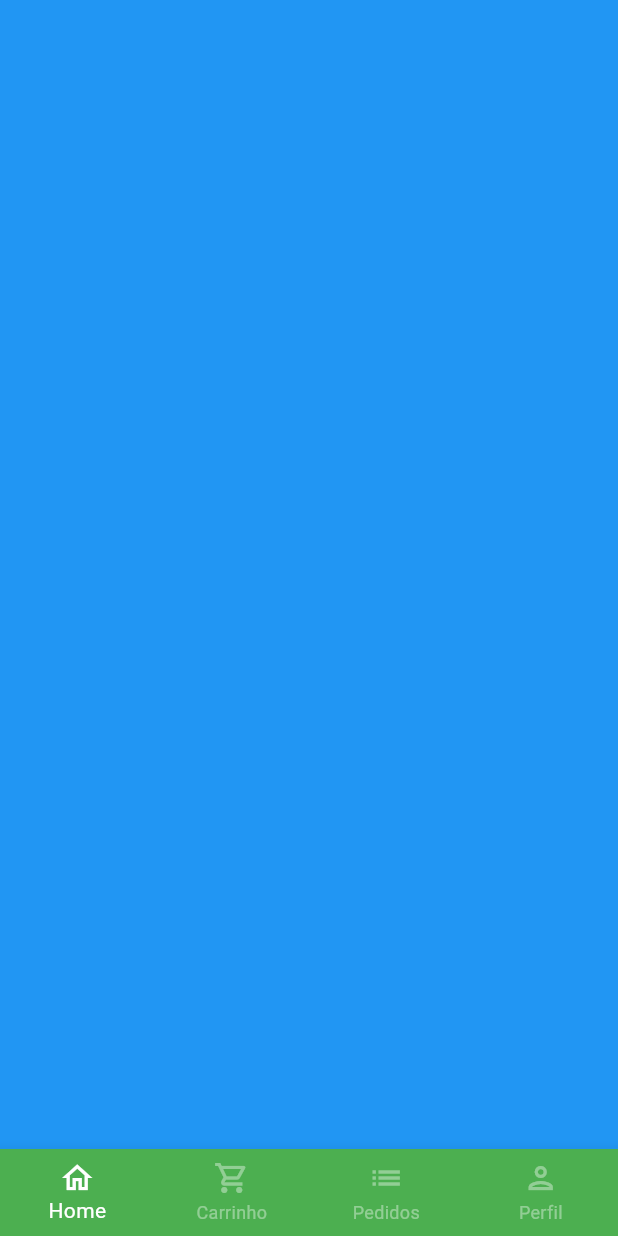
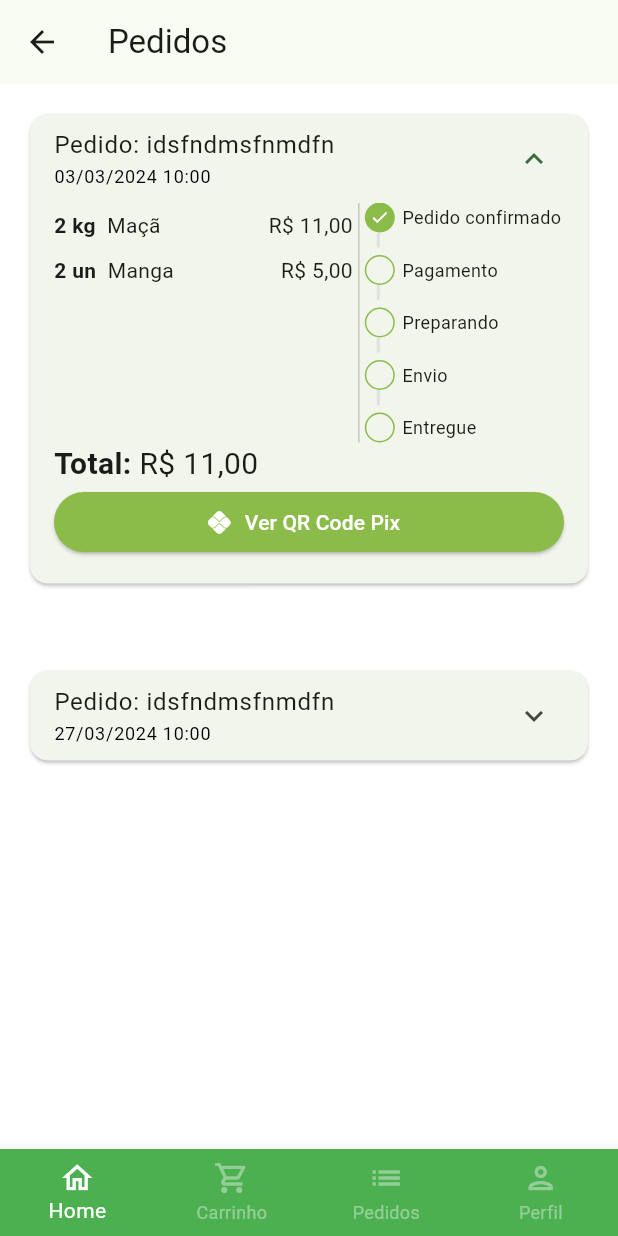
Before and after one commit to michelgm/GreenGrocer, a Flutter app: the BaseScreen screen opened directly, swiped to page 3, on a phone screen of 412 x 824 dp. Run offline on Flutter 3.47's test engine with Material 2 defaults, Android fonts, the phone set to English and light mode, and no system bars; our stand-ins replace animated_text_kit, mask_text_input_formatter, qr_flutter.

Commit message:
Orders Screen

```diff
--- a/lib/src/config/app_data.dart
+++ b/lib/src/config/app_data.dart
@@ -1,6 +1,7 @@
 import 'package:greengrocer/src/models/item_model.dart';
 
 import '../models/cart_item_model.dart';
+import '../models/order_model.dart';
 import '../models/user_model.dart';
 
 ItemModel apple = ItemModel(
@@ -97,3 +98,41 @@ UserModel user = UserModel(
   cpf: '3432423434',
   password: 'vfdvmkfodmvi',
 );
+
+List<OrderModel> orders = [
+  // Pedido 1
+  OrderModel(
+    copyAndPaste: 'qwuhjdbnjwen',
+    createDateTime: DateTime.parse('2024-03-03 10:00:00.456'),
+    overdueDateTime: DateTime.parse('2024-04-03 11:00:00.456'),
+    id: 'idsfndmsfnmdfn',
+    status: 'pending_payment',
+    total: 11,
+    items: [
+      CartItemModel(
+        item: apple,
+        quantity: 2,
+      ),
+      CartItemModel(
+        item: mango,
+        quantity: 2,
+      ),
+    ],
+  ),
+
+  // Pedido 2
+  OrderModel(
+    copyAndPaste: 'qwuhjdbnjwen',
+    createDateTime: DateTime.parse('2024-03-27 10:00:00.456'),
+    overdueDateTime: DateTime.parse('2024-04-03 11:00:00.456'),
+    id: 'idsfndmsfnmdfn',
+    status: 'delivered',
+    total: 11,
+    items: [
+      CartItemModel(
+        item: guava,
+        quantity: 3,
+      ),
+    ],
+  ),
+];
--- /dev/null
+++ b/lib/src/models/order_model.dart
@@ -0,0 +1,21 @@
+import 'package:greengrocer/src/models/cart_item_model.dart';
+
+class OrderModel {
+  String id;
+  DateTime createDateTime;
+  DateTime overdueDateTime;
+  List<CartItemModel> items;
+  String status;
+  String copyAndPaste;
+  double total;
+
+  OrderModel({
+    required this.copyAndPaste,
+    required this.createDateTime,
+    required this.id,
+    required this.items,
+    required this.overdueDateTime,
+    required this.status,
+    required this.total,
+  });
+}
--- a/lib/src/pages/base/base_screen.dart
+++ b/lib/src/pages/base/base_screen.dart
@@ -1,6 +1,7 @@
 import 'package:flutter/material.dart';
 import 'package:greengrocer/src/pages/cart/cart_tab.dart';
 import 'package:greengrocer/src/pages/home/home_tab.dart';
+import 'package:greengrocer/src/pages/orders/orders_tab.dart';
 import 'package:greengrocer/src/pages/profile/profile_tab.dart';
 
 class BaseScreen extends StatefulWidget {
@@ -20,11 +21,11 @@ class _BaseScreenState extends State<BaseScreen> {
       body: PageView(
         physics: const NeverScrollableScrollPhysics(),
         controller: pageController,
-        children: [
-          const HomeTab(),
-          const CartTab(),
-          Container(color: Colors.blue),
-          const ProfileTab(),
+        children: const [
+          HomeTab(),
+          CartTab(),
+          OrdersTab(),
+          ProfileTab(),
         ],
       ),
       bottomNavigationBar: BottomNavigationBar(
--- a/lib/src/pages/cart/cart_tab.dart
+++ b/lib/src/pages/cart/cart_tab.dart
@@ -4,6 +4,8 @@ import 'package:greengrocer/src/models/cart_item_model.dart';
 import 'package:greengrocer/src/pages/cart/components/cart_tile.dart';
 import 'package:greengrocer/src/services/utils_services.dart';
 import 'package:greengrocer/src/config/app_data.dart' as appData;
+
+import '../common_widgets/payment_dialog.dart';
 
 class CartTab extends StatefulWidget {
   const CartTab({super.key});
@@ -98,7 +100,16 @@ class _CartTabState extends State<CartTab> {
                     onPressed: () async {
                       bool? result = await showOrderConfirmation();
 
-                      print(result);
+                      if (result ?? false) {
+                        showDialog(
+                          context: context,
+                          builder: (_) {
+                            return PaymentDialog(
+                              order: appData.orders.first,
+                            );
+                          },
+                        );
+                      }
                     },
                     child: const Text(
                       'Concluir pedido',
--- /dev/null
+++ b/lib/src/pages/common_widgets/payment_dialog.dart
@@ -0,0 +1,99 @@
+import 'package:flutter/material.dart';
+import 'package:greengrocer/src/models/order_model.dart';
+import 'package:greengrocer/src/services/utils_services.dart';
+import 'package:qr_flutter/qr_flutter.dart';
+
+class PaymentDialog extends StatelessWidget {
+  final OrderModel order;
+
+  PaymentDialog({
+    super.key,
+    required this.order,
+  });
+
+  final UtilsServices utilsServices = UtilsServices();
+
+  @override
+  Widget build(BuildContext context) {
+    return Dialog(
+      child: Stack(
+        alignment: Alignment.center,
+        children: [
+          // Conteúdo
+          Padding(
+            padding: const EdgeInsets.all(8.0),
+            child: Column(
+              mainAxisSize: MainAxisSize.min,
+              children: [
+                const Padding(
+                  padding: EdgeInsets.symmetric(
+                    vertical: 10,
+                  ),
+                  child: Text(
+                    'Pagamento com Pix',
+                    style: TextStyle(
+                      fontWeight: FontWeight.bold,
+                      fontSize: 18,
+                    ),
+                  ),
+                ),
+
+                // QR Code
+                QrImageView(
+                  data: '1234567890',
+                  version: QrVersions.auto,
+                  size: 200.0,
+                ),
+
+                // Vencimento
+                Text(
+                  'Vencimento: ${utilsServices.formatDateTime(order.overdueDateTime)}',
+                  style: const TextStyle(
+                    fontSize: 12,
+                  ),
+                ),
+
+                // Total
+                Text(
+                  'Total: ${utilsServices.priceToCurrency(order.total)}',
+                  style: const TextStyle(
+                    fontSize: 17,
+                    fontWeight: FontWeight.bold,
+                  ),
+                ),
+
+                // Botão copia e cola
+                OutlinedButton.icon(
+                  style: OutlinedButton.styleFrom(
+                    side: const BorderSide(
+                      width: 2,
+                      color: Colors.green,
+                    ),
+                  ),
+                  onPressed: () {},
+                  icon: const Icon(
+                    Icons.copy,
+                    size: 15,
+                  ),
+                  label: const Text(
+                    'Copiar código Pix',
+                  ),
+                ),
+              ],
+            ),
+          ),
+          Positioned(
+            top: 0,
+            right: 0,
+            child: IconButton(
+              onPressed: () {
+                Navigator.of(context).pop();
+              },
+              icon: const Icon(Icons.close),
+            ),
+          ),
+        ],
+      ),
+    );
+  }
+}
--- /dev/null
+++ b/lib/src/pages/orders/components/order_status_widget.dart
@@ -0,0 +1,143 @@
+import 'package:flutter/material.dart';
+import 'package:greengrocer/src/config/custom_colors.dart';
+
+class OrderStatusWidget extends StatelessWidget {
+  final String status;
+  final bool isOverdue;
+
+  final Map<String, int> allStatus = <String, int>{
+    'pending_payment': 0,
+    'refunded': 1,
+    'paid': 2,
+    'preparing_purchase': 3,
+    'shipping': 4,
+    'delivered': 5,
+  };
+
+  int get currentStatus => allStatus[status]!;
+
+  OrderStatusWidget({
+    super.key,
+    required this.status,
+    required this.isOverdue,
+  });
+
+  @override
+  Widget build(BuildContext context) {
+    return Column(
+      crossAxisAlignment: CrossAxisAlignment.start,
+      children: [
+        const _StatusDot(
+          isActive: true,
+          title: 'Pedido confirmado',
+        ),
+        const _CustomDivider(),
+        if (currentStatus == 1) ...[
+          const _StatusDot(
+            isActive: true,
+            title: 'Pix estornado',
+            backgroundColor: Colors.orange,
+          ),
+        ] else if (isOverdue) ...[
+          const _StatusDot(
+            isActive: true,
+            title: 'Pagamento vencido',
+            backgroundColor: Colors.red,
+          ),
+        ] else ...[
+          _StatusDot(
+            isActive: currentStatus >= 2,
+            title: 'Pagamento',
+          ),
+          const _CustomDivider(),
+          _StatusDot(
+            isActive: currentStatus >= 3,
+            title: 'Preparando',
+          ),
+          const _CustomDivider(),
+          _StatusDot(
+            isActive: currentStatus >= 4,
+            title: 'Envio',
+          ),
+          const _CustomDivider(),
+          _StatusDot(
+            isActive: currentStatus == 5,
+            title: 'Entregue',
+          ),
+        ],
+      ],
+    );
+  }
+}
+
+class _CustomDivider extends StatelessWidget {
+  const _CustomDivider({super.key});
+
+  @override
+  Widget build(BuildContext context) {
+    return Container(
+      margin: const EdgeInsets.only(
+        left: 8,
+        bottom: 5,
+      ),
+      height: 10,
+      width: 2,
+      color: Colors.grey.shade300,
+    );
+  }
+}
+
+class _StatusDot extends StatelessWidget {
+  final bool isActive;
+  final String title;
+  final Color? backgroundColor;
+
+  const _StatusDot({
+    super.key,
+    required this.isActive,
+    required this.title,
+    this.backgroundColor,
+  });
+
+  @override
+  Widget build(BuildContext context) {
+    return Row(
+      children: [
+        // Dot
+        Container(
+          alignment: Alignment.center,
+          height: 20,
+          width: 20,
+          decoration: BoxDecoration(
+            shape: BoxShape.circle,
+            border: Border.all(
+              color: CustomColors.customSwatchColor,
+            ),
+            color: isActive
+                ? backgroundColor ?? CustomColors.customSwatchColor
+                : Colors.transparent,
+          ),
+          child: isActive
+              ? const Icon(
+                  Icons.check,
+                  size: 13,
+                  color: Colors.white,
+                )
+              : const SizedBox.shrink(),
+        ),
+
+        const SizedBox(width: 5),
+
+        // Texto
+        Expanded(
+          child: Text(
+            title,
+            style: const TextStyle(
+              fontSize: 12,
+            ),
+          ),
+        ),
+      ],
+    );
+  }
+}
--- /dev/null
+++ b/lib/src/pages/orders/components/order_tile.dart
@@ -0,0 +1,172 @@
+import 'package:flutter/material.dart';
+import 'package:greengrocer/src/config/custom_colors.dart';
+import 'package:greengrocer/src/models/cart_item_model.dart';
+import 'package:greengrocer/src/models/order_model.dart';
+import 'package:greengrocer/src/pages/common_widgets/payment_dialog.dart';
+import 'package:greengrocer/src/pages/orders/components/order_status_widget.dart';
+import 'package:greengrocer/src/services/utils_services.dart';
+
+class OrderTile extends StatelessWidget {
+  final OrderModel order;
+
+  OrderTile({
+    super.key,
+    required this.order,
+  });
+
+  final UtilsServices utilsServices = UtilsServices();
+
+  @override
+  Widget build(BuildContext context) {
+    return Card(
+      child: Theme(
+        data: Theme.of(context).copyWith(dividerColor: Colors.transparent),
+        child: ExpansionTile(
+          initiallyExpanded: order.status == 'pending_payment',
+          title: Column(
+            crossAxisAlignment: CrossAxisAlignment.start,
+            mainAxisSize: MainAxisSize.min,
+            children: [
+              Text('Pedido: ${order.id}'),
+              Text(
+                utilsServices.formatDateTime(order.createDateTime),
+                style: const TextStyle(
+                  fontSize: 12,
+                  color: Colors.black,
+                ),
+              ),
+            ],
+          ),
+          childrenPadding: const EdgeInsets.fromLTRB(16, 0, 16, 16),
+          expandedCrossAxisAlignment: CrossAxisAlignment.stretch,
+          children: [
+            IntrinsicHeight(
+              child: Row(
+                children: [
+                  // Lista de produtos
+                  Expanded(
+                    flex: 3,
+                    child: SizedBox(
+                      height: 150,
+                      child: ListView(
+                        children: order.items.map((orderItem) {
+                          return _OrderItemWidget(
+                            utilsServices: utilsServices,
+                            orderItem: orderItem,
+                          );
+                        }).toList(),
+                      ),
+                    ),
+                  ),
+
+                  // Divisão
+                  const VerticalDivider(
+                    width: 8,
+                    // color: Colors.grey.shade300,
+                    // thickness: 2,
+                  ),
+
+                  // Status do pedido
+                  Expanded(
+                    flex: 2,
+                    child: OrderStatusWidget(
+                      status: order.status,
+                      isOverdue: order.overdueDateTime.isBefore(DateTime.now()),
+                    ),
+                  ),
+                ],
+              ),
+            ),
+
+            // Total
+            Text.rich(
+              TextSpan(
+                style: const TextStyle(fontSize: 20),
+                children: [
+                  const TextSpan(
+                    text: 'Total: ',
+                    style: TextStyle(
+                      fontWeight: FontWeight.bold,
+                    ),
+                  ),
+                  TextSpan(
+                    text: utilsServices.priceToCurrency(order.total),
+                  ),
+                ],
+              ),
+            ),
+
+            // Botão de pagamento
+            Visibility(
+              visible: order.status == 'pending_payment',
+              child: ElevatedButton.icon(
+                style: ElevatedButton.styleFrom(
+                  backgroundColor: CustomColors.customSwatchColor,
+                  shape: RoundedRectangleBorder(
+                    borderRadius: BorderRadius.circular(20),
+                  ),
+                ),
+                onPressed: () {
+                  showDialog(
+                    context: context,
+                    builder: (_) {
+                      return PaymentDialog(
+                        order: order,
+                      );
+                    },
+                  );
+                },
+                icon: const Icon(
+                  Icons.pix,
+                  color: Colors.white,
+                ),
+                label: const Text(
+                  'Ver QR Code Pix',
+                  style: TextStyle(
+                    color: Colors.white,
+                  ),
+                ),
+              ),
+            ),
+          ],
+        ),
+      ),
+    );
+  }
+}
+
+class _OrderItemWidget extends StatelessWidget {
+  const _OrderItemWidget({
+    super.key,
+    required this.utilsServices,
+    required this.orderItem,
+  });
+
+  final UtilsServices utilsServices;
+  final CartItemModel orderItem;
+
+  @override
+  Widget build(BuildContext context) {
+    return Padding(
+      padding: const EdgeInsets.only(bottom: 10),
+      child: Row(
+        children: [
+          Text(
+            '${orderItem.quantity} ${orderItem.item.unit}  ',
+            style: const TextStyle(
+              fontWeight: FontWeight.bold,
+            ),
+          ),
+
+          Expanded(child: Text(orderItem.item.itemName)),
+          Text(
+            utilsServices.priceToCurrency(
+              orderItem.totalPrice(),
+            ),
+          ),
+          // Text(orderItem)
+        ],
+      ),
+    );
+  }
+}
--- /dev/null
+++ b/lib/src/pages/orders/orders_tab.dart
@@ -0,0 +1,24 @@
+import 'package:flutter/material.dart';
+import 'package:greengrocer/src/config/app_data.dart' as appData;
+
+import 'components/order_tile.dart';
+
+class OrdersTab extends StatelessWidget {
+  const OrdersTab({super.key});
+
+  @override
+  Widget build(BuildContext context) {
+    return Scaffold(
+      appBar: AppBar(
+        title: const Text('Pedidos'),
+      ),
+      body: ListView.separated(
+        padding: const EdgeInsets.all(16),
+        physics: const BouncingScrollPhysics(),
+        separatorBuilder: (_, index) => const SizedBox(height: 50),
+        itemBuilder: (_, index) => OrderTile(order: appData.orders[index]),
+        itemCount: appData.orders.length,
+      ),
+    );
+  }
+}
--- a/lib/src/services/utils_services.dart
+++ b/lib/src/services/utils_services.dart
@@ -1,3 +1,4 @@
+import 'package:intl/date_symbol_data_local.dart';
 import 'package:intl/intl.dart';
 
 class UtilsServices {
@@ -6,4 +7,11 @@ class UtilsServices {
 
     return numberFormat.format(price);
   }
+
+  String formatDateTime(DateTime dateTime) {
+    initializeDateFormatting();
+
+    DateFormat dateFormat = DateFormat.yMd('pt_BR').add_Hm();
+    return dateFormat.format(dateTime);
+  }
 }
--- a/pubspec.yaml
+++ b/pubspec.yaml
@@ -38,6 +38,7 @@ dependencies:
   animated_text_kit: ^4.2.2
   mask_text_input_formatter: ^2.9.0
   intl: ^0.19.0
+  qr_flutter: ^4.1.0
 
 dev_dependencies:
   flutter_test:
```
Also changed, not shown: pubspec.lock.
